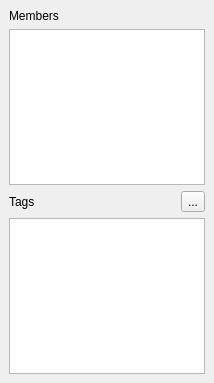
Old version of the form RelationProperties.ui in the repository openstreetmap/merkaartor.
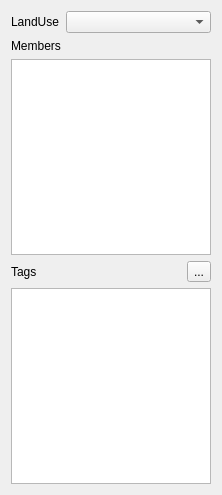
New version of the form. Icons and pictures are not drawn.

Commit message: ADD : landuse selector for relations

Diff of the .ui file:
```diff
--- a/RelationProperties.ui
+++ b/RelationProperties.ui
@@ -5,20 +5,35 @@
    <rect>
     <x>0</x>
     <y>0</y>
-    <width>214</width>
-    <height>383</height>
+    <width>222</width>
+    <height>495</height>
    </rect>
   </property>
   <property name="windowTitle" >
    <string>Form</string>
   </property>
   <layout class="QVBoxLayout" >
-   <property name="margin" >
-    <number>9</number>
-   </property>
-   <property name="spacing" >
-    <number>6</number>
-   </property>
+   <item>
+    <layout class="QGridLayout" >
+     <item row="0" column="0" >
+      <widget class="QLabel" name="label" >
+       <property name="text" >
+        <string>LandUse</string>
+       </property>
+      </widget>
+     </item>
+     <item row="0" column="1" >
+      <widget class="QComboBox" name="LandUse" >
+       <property name="sizePolicy" >
+        <sizepolicy vsizetype="Fixed" hsizetype="Expanding" >
+         <horstretch>0</horstretch>
+         <verstretch>0</verstretch>
+        </sizepolicy>
+       </property>
+      </widget>
+     </item>
+    </layout>
+   </item>
    <item>
     <widget class="QLabel" name="MembersLabel" >
      <property name="text" >
@@ -31,12 +46,21 @@
    </item>
    <item>
     <layout class="QHBoxLayout" >
-     <property name="margin" >
-      <number>0</number>
-     </property>
      <property name="spacing" >
       <number>6</number>
      </property>
+     <property name="leftMargin" >
+      <number>0</number>
+     </property>
+     <property name="topMargin" >
+      <number>0</number>
+     </property>
+     <property name="rightMargin" >
+      <number>0</number>
+     </property>
+     <property name="bottomMargin" >
+      <number>0</number>
+     </property>
      <item>
       <widget class="QLabel" name="label_4" >
        <property name="text" >
```
The commit also changes 3 other files.
